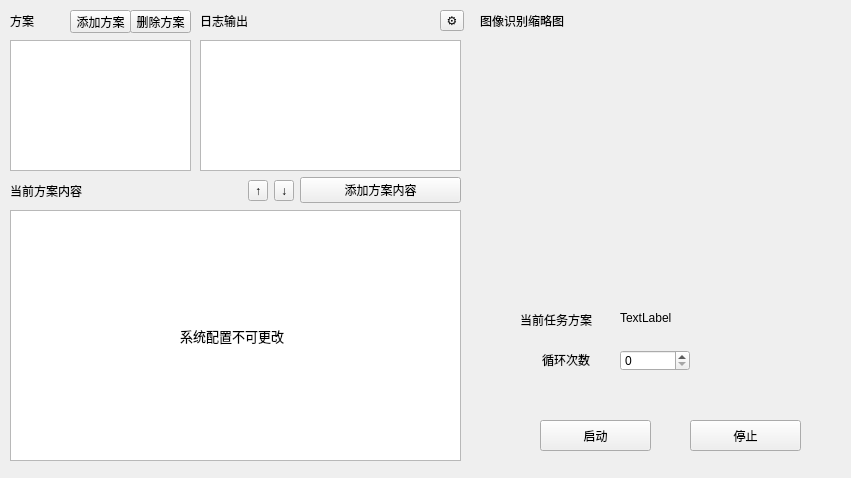
The window that src/ui/main/mainwindow.ui (Ferrarii-430/onmyoji-script) describes before a commit, drawn with Qt 5.
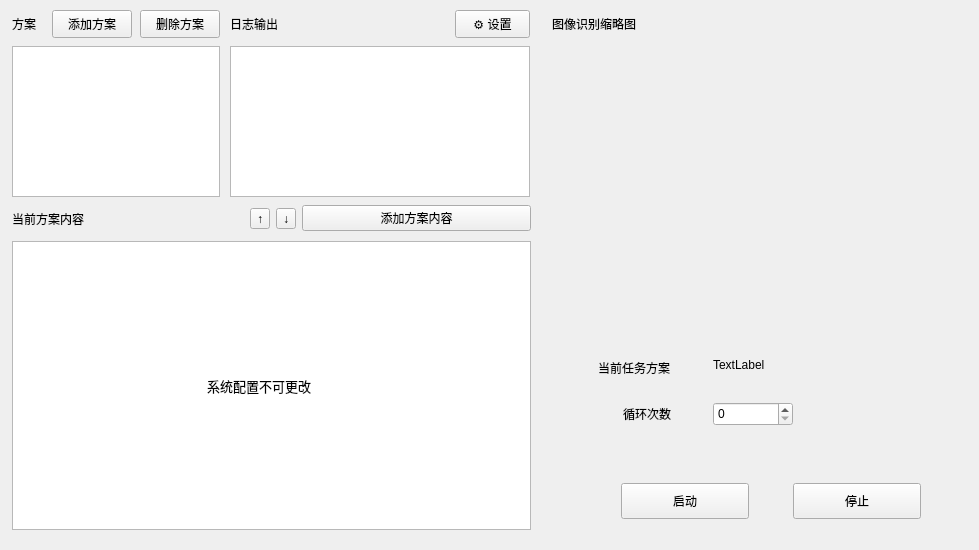
The same window after the commit.

Commit message: 界面优化：整体放大、修复方案按钮截断、表格按钮加边距、设置按钮加文字、锁定浅色调色板修复SpinBox箭头不可见

What changed in the file:
```diff
--- a/src/ui/main/mainwindow.ui
+++ b/src/ui/main/mainwindow.ui
@@ -9,8 +9,8 @@
    <rect>
     <x>0</x>
     <y>0</y>
-    <width>851</width>
-    <height>478</height>
+    <width>979</width>
+    <height>550</height>
    </rect>
   </property>
   <property name="windowTitle">
@@ -19,10 +19,10 @@
   <widget class="QLabel" name="label">
    <property name="geometry">
     <rect>
-     <x>10</x>
-     <y>10</y>
-     <width>31</width>
-     <height>21</height>
+     <x>12</x>
+     <y>12</y>
+     <width>36</width>
+     <height>24</height>
     </rect>
    </property>
    <property name="text">
@@ -32,10 +32,10 @@
   <widget class="QListWidget" name="listWidget">
    <property name="geometry">
     <rect>
-     <x>10</x>
-     <y>40</y>
-     <width>181</width>
-     <height>131</height>
+     <x>12</x>
+     <y>46</y>
+     <width>208</width>
+     <height>151</height>
     </rect>
    </property>
    <property name="editTriggers">
@@ -45,10 +45,10 @@
   <widget class="QTableWidget" name="tableWidget">
    <property name="geometry">
     <rect>
-     <x>10</x>
-     <y>210</y>
-     <width>451</width>
-     <height>251</height>
+     <x>12</x>
+     <y>241</y>
+     <width>519</width>
+     <height>289</height>
     </rect>
    </property>
    <property name="editTriggers">
@@ -58,10 +58,10 @@
   <widget class="QLabel" name="label_3">
    <property name="geometry">
     <rect>
-     <x>200</x>
-     <y>10</y>
-     <width>81</width>
-     <height>21</height>
+     <x>230</x>
+     <y>12</y>
+     <width>93</width>
+     <height>24</height>
     </rect>
    </property>
    <property name="text">
@@ -71,10 +71,10 @@
   <widget class="QPlainTextEdit" name="plainTextEdit">
    <property name="geometry">
     <rect>
-     <x>200</x>
-     <y>40</y>
-     <width>261</width>
-     <height>131</height>
+     <x>230</x>
+     <y>46</y>
+     <width>300</width>
+     <height>151</height>
     </rect>
    </property>
    <property name="readOnly">
@@ -84,10 +84,10 @@
   <widget class="QLabel" name="label_4">
    <property name="geometry">
     <rect>
-     <x>480</x>
-     <y>10</y>
-     <width>131</width>
-     <height>21</height>
+     <x>552</x>
+     <y>12</y>
+     <width>151</width>
+     <height>24</height>
     </rect>
    </property>
    <property name="text">
@@ -97,10 +97,10 @@
   <widget class="QToolButton" name="startTaskButton">
    <property name="geometry">
     <rect>
-     <x>540</x>
-     <y>420</y>
-     <width>111</width>
-     <height>31</height>
+     <x>621</x>
+     <y>483</y>
+     <width>128</width>
+     <height>36</height>
     </rect>
    </property>
    <property name="text">
@@ -110,10 +110,10 @@
   <widget class="QToolButton" name="stopTaskButton">
    <property name="geometry">
     <rect>
-     <x>690</x>
-     <y>420</y>
-     <width>111</width>
-     <height>31</height>
+     <x>793</x>
+     <y>483</y>
+     <width>128</width>
+     <height>36</height>
     </rect>
    </property>
    <property name="text">
@@ -123,10 +123,10 @@
   <widget class="QLabel" name="label_5">
    <property name="geometry">
     <rect>
-     <x>542</x>
-     <y>350</y>
-     <width>61</width>
-     <height>20</height>
+     <x>623</x>
+     <y>402</y>
+     <width>70</width>
+     <height>23</height>
     </rect>
    </property>
    <property name="text">
@@ -136,10 +136,10 @@
   <widget class="QSpinBox" name="taskCycleNumber">
    <property name="geometry">
     <rect>
-     <x>620</x>
-     <y>350</y>
-     <width>70</width>
-     <height>21</height>
+     <x>713</x>
+     <y>402</y>
+     <width>80</width>
+     <height>24</height>
     </rect>
    </property>
    <property name="maximum">
@@ -149,10 +149,10 @@
   <widget class="QLabel" name="label_6">
    <property name="geometry">
     <rect>
-     <x>520</x>
-     <y>310</y>
-     <width>81</width>
-     <height>20</height>
+     <x>598</x>
+     <y>356</y>
+     <width>93</width>
+     <height>23</height>
     </rect>
    </property>
    <property name="text">
@@ -162,10 +162,10 @@
   <widget class="QLabel" name="currentTaskName">
    <property name="geometry">
     <rect>
-     <x>620</x>
-     <y>310</y>
-     <width>201</width>
-     <height>16</height>
+     <x>713</x>
+     <y>356</y>
+     <width>231</width>
+     <height>18</height>
     </rect>
    </property>
    <property name="text">
@@ -175,10 +175,10 @@
   <widget class="QPushButton" name="programmeAddBtn">
    <property name="geometry">
     <rect>
-     <x>70</x>
+     <x>52</x>
      <y>10</y>
-     <width>61</width>
-     <height>23</height>
+     <width>80</width>
+     <height>28</height>
     </rect>
    </property>
    <property name="text">
@@ -188,10 +188,10 @@
   <widget class="QPushButton" name="programmeRemoveBtn">
    <property name="geometry">
     <rect>
-     <x>130</x>
+     <x>140</x>
      <y>10</y>
-     <width>61</width>
-     <height>23</height>
+     <width>80</width>
+     <height>28</height>
     </rect>
    </property>
    <property name="text">
@@ -201,10 +201,10 @@
   <widget class="QLabel" name="openCVIdentifyLabel">
    <property name="geometry">
     <rect>
-     <x>470</x>
-     <y>40</y>
-     <width>371</width>
-     <height>191</height>
+     <x>540</x>
+     <y>46</y>
+     <width>427</width>
+     <height>220</height>
     </rect>
    </property>
    <property name="text">
@@ -214,10 +214,10 @@
   <widget class="QWidget" name="horizontalLayoutWidget">
    <property name="geometry">
     <rect>
-     <x>10</x>
-     <y>170</y>
-     <width>451</width>
-     <height>41</height>
+     <x>12</x>
+     <y>195</y>
+     <width>519</width>
+     <height>47</height>
     </rect>
    </property>
    <layout class="QHBoxLayout" name="horizontalLayout">
@@ -254,23 +254,23 @@
   <widget class="QToolButton" name="settingButton">
    <property name="geometry">
     <rect>
-     <x>440</x>
+     <x>455</x>
      <y>10</y>
-     <width>24</width>
-     <height>21</height>
+     <width>75</width>
+     <height>28</height>
     </rect>
    </property>
    <property name="text">
-    <string>⚙️</string>
+    <string>⚙ 设置</string>
    </property>
   </widget>
   <widget class="QLabel" name="systemConfigTips">
    <property name="geometry">
     <rect>
-     <x>180</x>
-     <y>320</y>
-     <width>111</width>
-     <height>31</height>
+     <x>207</x>
+     <y>368</y>
+     <width>128</width>
+     <height>36</height>
     </rect>
    </property>
    <property name="font">
```
The commit also changes 2 other files.
